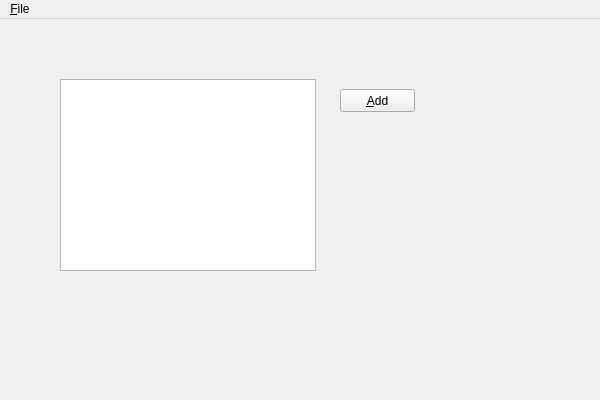
Above: source/mainwindow.ui from martin-kudlicka/crypto-miner before the change. Below: the same form after it.
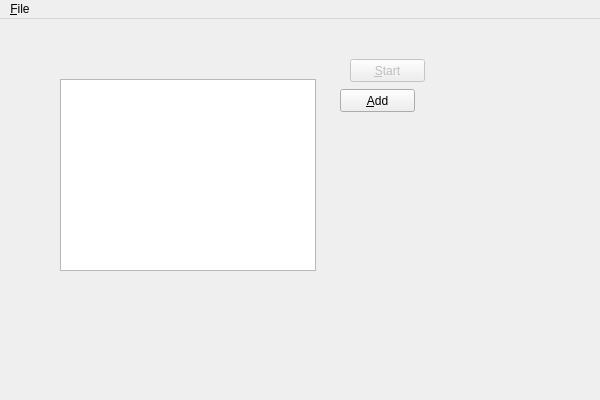
That is the form after the change.

Commit message: + start mining unit button

The edit to the form file:
```diff
--- a/source/mainwindow.ui
+++ b/source/mainwindow.ui
@@ -43,6 +43,22 @@
      <string>&amp;Add</string>
     </property>
    </widget>
+   <widget class="QPushButton" name="miningUnitStart">
+    <property name="enabled">
+     <bool>false</bool>
+    </property>
+    <property name="geometry">
+     <rect>
+      <x>350</x>
+      <y>40</y>
+      <width>75</width>
+      <height>23</height>
+     </rect>
+    </property>
+    <property name="text">
+     <string>&amp;Start</string>
+    </property>
+   </widget>
   </widget>
   <widget class="QMenuBar" name="menuBar">
    <property name="geometry">
```
The commit also changes 2 other files.
